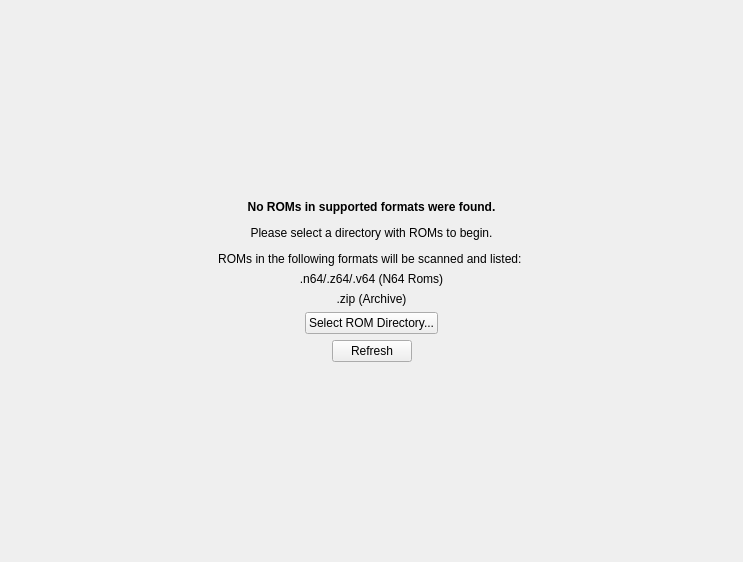
Old version of the form Source/RMG/UserInterface/Widget/RomBrowserEmptyWidget.ui in the repository Rosalie241/RMG.
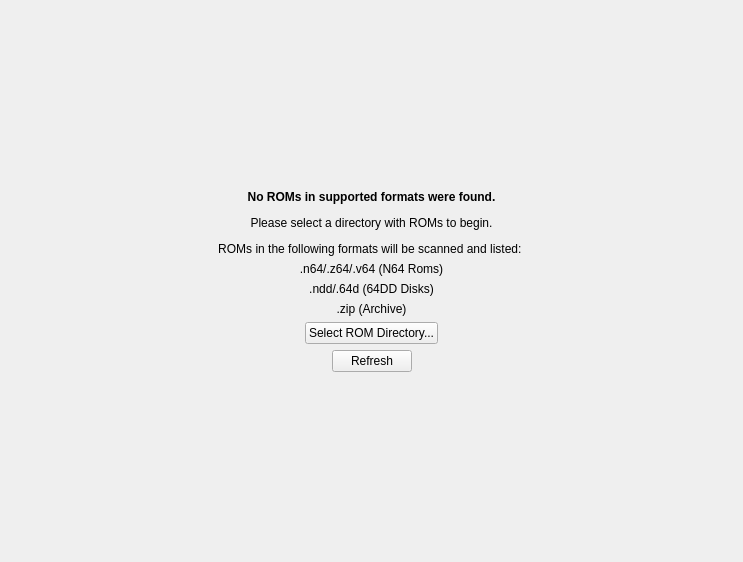
New version of the form.

Commit message: RMG: add disk files to RomBrowserEmptyWidget

```diff
--- a/Source/RMG/UserInterface/Widget/RomBrowserEmptyWidget.ui
+++ b/Source/RMG/UserInterface/Widget/RomBrowserEmptyWidget.ui
@@ -53,6 +53,16 @@
      </property>
     </widget>
    </item>
+   <item>
+    <widget class="QLabel" name="label_4">
+     <property name="text">
+      <string>.ndd/.64d (64DD Disks)</string>
+     </property>
+     <property name="alignment">
+      <set>Qt::AlignCenter</set>
+     </property>
+    </widget>
+   </item>
    <item>
     <widget class="QLabel" name="label_3">
      <property name="text">
```
